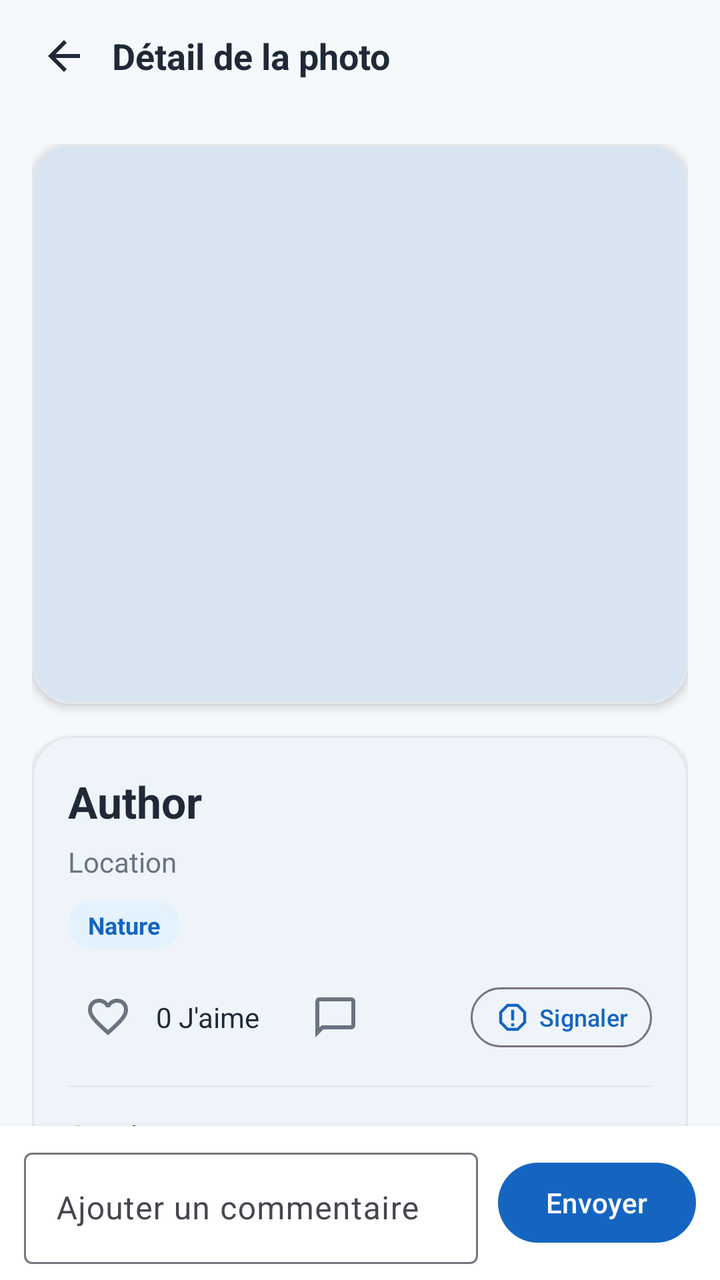
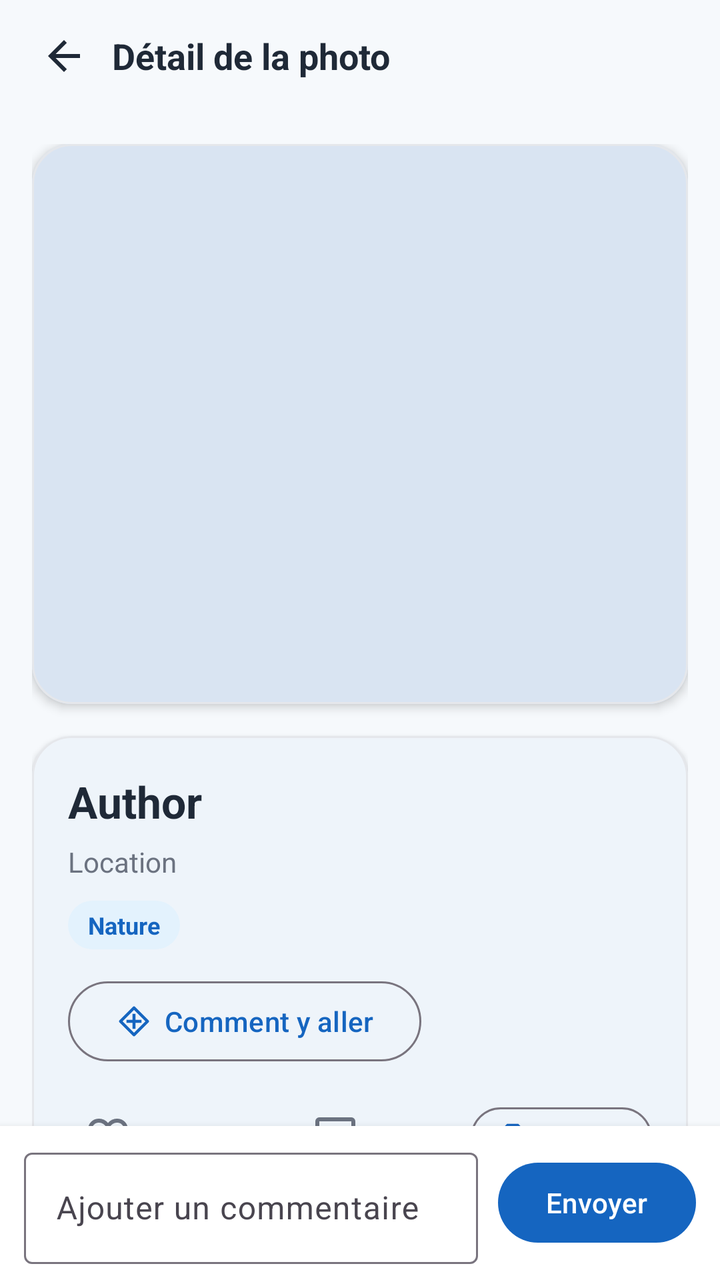

Compare the two renders of this Android layout. The source of the first and the diff that turns it into the second are given below.
<!-- AndroidManifest.xml: application theme Theme.Traveling -->
<!-- res/layout/fragment_photo_detail.xml -->
<?xml version="1.0" encoding="utf-8"?>
<LinearLayout xmlns:android="http://schemas.android.com/apk/res/android"
    xmlns:app="http://schemas.android.com/apk/res-auto"
    android:layout_width="match_parent"
    android:layout_height="match_parent"
    android:background="@color/travel_background"
    android:orientation="vertical">

    
    <LinearLayout
        android:id="@+id/detailTopBar"
        android:layout_width="match_parent"
        android:layout_height="56dp"
        android:background="@color/travel_background"
        android:gravity="center_vertical"
        android:orientation="horizontal"
        android:paddingStart="8dp"
        android:paddingEnd="16dp">

        <ImageButton
            android:id="@+id/buttonBack"
            android:layout_width="48dp"
            android:layout_height="48dp"
            android:background="?attr/selectableItemBackgroundBorderless"
            android:contentDescription="Retour"
            android:padding="12dp"
            android:src="@drawable/ic_arrow_back"
            app:tint="@color/travel_on_surface" />

        <com.google.android.material.textview.MaterialTextView
            android:layout_width="wrap_content"
            android:layout_height="wrap_content"
            android:text="Détail de la photo"
            android:textColor="@color/travel_on_surface"
            android:textSize="18sp"
            android:textStyle="bold" />
    </LinearLayout>

    
    <androidx.core.widget.NestedScrollView
        android:layout_width="match_parent"
        android:layout_height="0dp"
        android:layout_weight="1"
        android:fillViewport="true">

        <LinearLayout
            android:layout_width="match_parent"
            android:layout_height="wrap_content"
            android:orientation="vertical"
            android:padding="16dp">

            <com.google.android.material.card.MaterialCardView
                android:layout_width="match_parent"
                android:layout_height="wrap_content"
                app:cardCornerRadius="20dp"
                app:cardElevation="3dp"
                app:strokeColor="#E5E7EB"
                app:strokeWidth="1dp">

                <ImageView
                    android:id="@+id/imageDetailPost"
                    android:layout_width="match_parent"
                    android:layout_height="280dp"
                    android:background="@drawable/bg_post_placeholder"
                    android:contentDescription="Post image"
                    android:scaleType="centerCrop" />
            </com.google.android.material.card.MaterialCardView>

            <com.google.android.material.card.MaterialCardView
                android:layout_width="match_parent"
                android:layout_height="wrap_content"
                android:layout_marginTop="16dp"
                android:layout_marginBottom="16dp"
                app:cardCornerRadius="20dp"
                app:cardElevation="2dp"
                app:strokeColor="#E5E7EB"
                app:strokeWidth="1dp">

                <LinearLayout
                    android:layout_width="match_parent"
                    android:layout_height="wrap_content"
                    android:orientation="vertical"
                    android:padding="18dp">

                    <com.google.android.material.textview.MaterialTextView
                        android:id="@+id/textDetailAuthorName"
                        android:layout_width="wrap_content"
                        android:layout_height="wrap_content"
                        android:text="Author"
                        android:textColor="@color/travel_on_surface"
                        android:textSize="22sp"
                        android:textStyle="bold" />

                    <com.google.android.material.textview.MaterialTextView
                        android:id="@+id/textDetailLocationName"
                        android:layout_width="wrap_content"
                        android:layout_height="wrap_content"
                        android:layout_marginTop="6dp"
                        android:text="Location"
                        android:textColor="#6B7280"
                        android:textSize="14sp" />

                    <com.google.android.material.textview.MaterialTextView
                        android:id="@+id/textDetailPlaceType"
                        android:layout_width="wrap_content"
                        android:layout_height="wrap_content"
                        android:layout_marginTop="10dp"
                        android:background="@drawable/bg_place_type_chip"
                        android:paddingStart="10dp"
                        android:paddingTop="4dp"
                        android:paddingEnd="10dp"
                        android:paddingBottom="4dp"
                        android:text="Nature"
                        android:textColor="@color/travel_primary"
                        android:textSize="12sp"
                        android:textStyle="bold" />

                    <LinearLayout
                        android:layout_width="match_parent"
                        android:layout_height="wrap_content"
                        android:layout_marginTop="14dp"
                        android:gravity="center_vertical"
                        android:orientation="horizontal">

                        <ImageButton
                            android:id="@+id/buttonDetailLike"
                            android:layout_width="40dp"
                            android:layout_height="40dp"
                            android:background="@android:color/transparent"
                            android:contentDescription="Like"
                            android:padding="8dp"
                            android:src="@drawable/ic_favorite_outline"
                            app:tint="#6B7280" />

                        <com.google.android.material.textview.MaterialTextView
                            android:id="@+id/textDetailLikeCount"
                            android:layout_width="wrap_content"
                            android:layout_height="wrap_content"
                            android:layout_marginStart="4dp"
                            android:layout_marginEnd="18dp"
                            android:text="0 J'aime"
                            android:textColor="@color/travel_on_surface"
                            android:textSize="14sp" />

                        <ImageButton
                            android:id="@+id/buttonDetailComment"
                            android:layout_width="40dp"
                            android:layout_height="40dp"
                            android:background="@android:color/transparent"
                            android:contentDescription="Comment"
                            android:padding="8dp"
                            android:src="@drawable/ic_comment_outline"
                            app:tint="#6B7280" />

                        <View
                            android:layout_width="0dp"
                            android:layout_height="1dp"
                            android:layout_weight="1" />

                        <com.google.android.material.button.MaterialButton
                            android:id="@+id/buttonReport"
                            style="?attr/materialButtonOutlinedStyle"
                            android:layout_width="wrap_content"
                            android:layout_height="wrap_content"
                            android:minHeight="36dp"
                            android:paddingStart="12dp"
                            android:paddingEnd="12dp"
                            android:text="Signaler"
                            android:textSize="12sp"
                            app:icon="@drawable/ic_report_outline"
                            app:iconPadding="4dp" />
                    </LinearLayout>

                    <View
                        android:layout_width="match_parent"
                        android:layout_height="1dp"
                        android:layout_marginTop="14dp"
                        android:layout_marginBottom="14dp"
                        android:background="#E5E7EB" />

                    <com.google.android.material.textview.MaterialTextView
                        android:layout_width="wrap_content"
                        android:layout_height="wrap_content"
                        android:text="Caption"
                        android:textColor="@color/travel_on_surface"
                        android:textSize="15sp"
                        android:textStyle="bold" />

                    <com.google.android.material.textview.MaterialTextView
                        android:id="@+id/textDetailCaption"
                        android:layout_width="match_parent"
                        android:layout_height="wrap_content"
                        android:layout_marginTop="8dp"
                        android:lineSpacingExtra="2dp"
                        android:text="Caption"
                        android:textColor="@color/travel_on_surface"
                        android:textSize="16sp" />

                    <View
                        android:layout_width="match_parent"
                        android:layout_height="1dp"
                        android:layout_marginTop="18dp"
                        android:layout_marginBottom="14dp"
                        android:background="#E5E7EB" />

                    <com.google.android.material.textview.MaterialTextView
                        android:id="@+id/textCommentsTitle"
                        android:layout_width="wrap_content"
                        android:layout_height="wrap_content"
                        android:text="Commentaires"
                        android:textColor="@color/travel_on_surface"
                        android:textSize="16sp"
                        android:textStyle="bold" />

                    <androidx.recyclerview.widget.RecyclerView
                        android:id="@+id/recyclerViewComments"
                        android:layout_width="match_parent"
                        android:layout_height="wrap_content"
                        android:layout_marginTop="10dp"
                        android:nestedScrollingEnabled="false" />

                    <com.google.android.material.textview.MaterialTextView
                        android:id="@+id/textNoComments"
                        android:layout_width="wrap_content"
                        android:layout_height="wrap_content"
                        android:layout_marginTop="10dp"
                        android:text="Aucun commentaire pour le moment."
                        android:textColor="#6B7280"
                        android:textSize="14sp"
                        android:visibility="gone" />

                </LinearLayout>

            </com.google.android.material.card.MaterialCardView>

        </LinearLayout>
    </androidx.core.widget.NestedScrollView>

    
    <LinearLayout
        android:id="@+id/commentInputBar"
        android:layout_width="match_parent"
        android:layout_height="wrap_content"
        android:background="@color/travel_surface"
        android:elevation="6dp"
        android:gravity="center_vertical"
        android:orientation="horizontal"
        android:paddingStart="12dp"
        android:paddingTop="8dp"
        android:paddingEnd="12dp"
        android:paddingBottom="8dp">

        <com.google.android.material.textfield.TextInputLayout
            android:layout_width="0dp"
            android:layout_height="wrap_content"
            android:layout_weight="1"
            android:hint="Ajouter un commentaire">

            <com.google.android.material.textfield.TextInputEditText
                android:id="@+id/editTextComment"
                android:layout_width="match_parent"
                android:layout_height="wrap_content"
                android:maxLines="3" />
        </com.google.android.material.textfield.TextInputLayout>

        <com.google.android.material.button.MaterialButton
            android:id="@+id/buttonSendComment"
            android:layout_width="wrap_content"
            android:layout_height="wrap_content"
            android:layout_marginStart="10dp"
            android:text="Envoyer" />
    </LinearLayout>

</LinearLayout>
<!-- resources referenced by this layout -->
<resources>
  <color name="travel_background">#F6F9FC</color>
  <color name="travel_on_surface">#1F2937</color>
  <color name="travel_primary">#1565C0</color>
  <color name="travel_surface">#FFFFFF</color>
  <!-- drawable bg_place_type_chip (drawable) -->
  <?xml version="1.0" encoding="utf-8"?>
  <shape xmlns:android="http://schemas.android.com/apk/res/android">
      <solid android:color="#E3F2FD" />
      <corners android:radius="999dp" />
  </shape>
  <!-- drawable bg_post_placeholder (drawable) -->
  <?xml version="1.0" encoding="utf-8"?>
  <shape xmlns:android="http://schemas.android.com/apk/res/android">
      <corners android:radius="0dp" />
      <solid android:color="#D9E4F2" />
  </shape>
  <!-- drawable ic_arrow_back (drawable) -->
  <vector xmlns:android="http://schemas.android.com/apk/res/android"
      android:width="24dp"
      android:height="24dp"
      android:viewportWidth="24"
      android:viewportHeight="24">
  
      <path
          android:fillColor="@color/travel_on_surface"
          android:pathData="M20,11H7.83l5.59,-5.59L12,4l-8,8l8,8l1.42,-1.41L7.83,13H20v-2z" />
  </vector>
  <!-- drawable ic_comment_outline (drawable) -->
  <vector xmlns:android="http://schemas.android.com/apk/res/android"
      android:width="24dp"
      android:height="24dp"
      android:viewportWidth="960"
      android:viewportHeight="960">
    <path
        android:pathData="M80,880v-720q0,-33 23.5,-56.5T160,80h640q33,0 56.5,23.5T880,160v480q0,33 -23.5,56.5T800,720L240,720L80,880ZM206,640h594v-480L160,160v525l46,-45ZM160,640v-480,480Z"
        android:fillColor="#1f1f1f"/>
  </vector>
  <!-- drawable ic_report_outline (drawable) -->
  <vector xmlns:android="http://schemas.android.com/apk/res/android"
      android:width="24dp"
      android:height="24dp"
      android:viewportWidth="24"
      android:viewportHeight="24">
  
      <path
          android:fillColor="@color/travel_on_surface"
          android:pathData="M15.73,3H8.27L3,8.27v7.46L8.27,21h7.46L21,15.73V8.27L15.73,3zM14.9,19H9.1L5,14.9V9.1L9.1,5h5.8L19,9.1v5.8L14.9,19zM11,7h2v7h-2V7zM11,16h2v2h-2v-2z" />
  </vector>
  <style name="Theme.Traveling" parent="Base.Theme.Traveling" />
  <style name="Base.Theme.Traveling" parent="Theme.Material3.DayNight.NoActionBar">
          <item name="colorPrimary">@color/travel_primary</item>
          <item name="colorOnPrimary">@color/travel_on_primary</item>
  
          <item name="colorSecondary">@color/travel_secondary</item>
          <item name="colorOnSecondary">@color/travel_on_secondary</item>
  
          <item name="colorTertiary">@color/travel_tertiary</item>
          <item name="colorOnTertiary">@color/travel_on_tertiary</item>
  
          <item name="android:colorBackground">@color/travel_background</item>
          <item name="colorSurface">@color/travel_surface</item>
          <item name="colorOnSurface">@color/travel_on_surface</item>
      </style>
  <color name="travel_on_primary">#FFFFFF</color>
  <color name="travel_secondary">#26A69A</color>
  <color name="travel_on_secondary">#FFFFFF</color>
  <color name="travel_tertiary">#FFB74D</color>
  <color name="travel_on_tertiary">#1F2937</color>
  <!-- unchanged entries left out for length: 1 -->
</resources>

<!-- the commit's change to res/layout/fragment_photo_detail.xml (unified diff, before → after) -->
@@ -114,6 +114,16 @@
                         android:textColor="@color/travel_primary"
                         android:textSize="12sp"
                         android:textStyle="bold" />
+
+                    <com.google.android.material.button.MaterialButton
+                        android:id="@+id/buttonOpenMaps"
+                        style="?attr/materialButtonOutlinedStyle"
+                        android:layout_width="wrap_content"
+                        android:layout_height="wrap_content"
+                        android:layout_marginTop="12dp"
+                        android:text="Comment y aller"
+                        app:icon="@drawable/ic_directions_outline"
+                        app:iconPadding="6dp" />
 
                     <LinearLayout
                         android:layout_width="match_parent"
<!-- resource entries referenced after the edit -->
@@ -37,6 +37,17 @@
         android:pathData="M80,880v-720q0,-33 23.5,-56.5T160,80h640q33,0 56.5,23.5T880,160v480q0,33 -23.5,56.5T800,720L240,720L80,880ZM206,640h594v-480L160,160v525l46,-45ZM160,640v-480,480Z"
         android:fillColor="#1f1f1f"/>
   </vector>
+  <!-- drawable ic_directions_outline (drawable) -->
+  <vector xmlns:android="http://schemas.android.com/apk/res/android"
+      android:width="24dp"
+      android:height="24dp"
+      android:viewportWidth="24"
+      android:viewportHeight="24">
+  
+      <path
+          android:fillColor="@color/travel_on_surface"
+          android:pathData="M21.71,11.29l-9,-9c-0.39,-0.39 -1.02,-0.39 -1.41,0l-9,9c-0.39,0.39 -0.39,1.02 0,1.41l9,9c0.39,0.39 1.02,0.39 1.41,0l9,-9c0.39,-0.39 0.39,-1.02 0,-1.41zM12,19.59L4.41,12L12,4.41L19.59,12L12,19.59zM13,7h-2v4H7v2h4v4h2v-4h4v-2h-4z" />
+  </vector>
   <!-- drawable ic_report_outline (drawable) -->
   <vector xmlns:android="http://schemas.android.com/apk/res/android"
       android:width="24dp"
